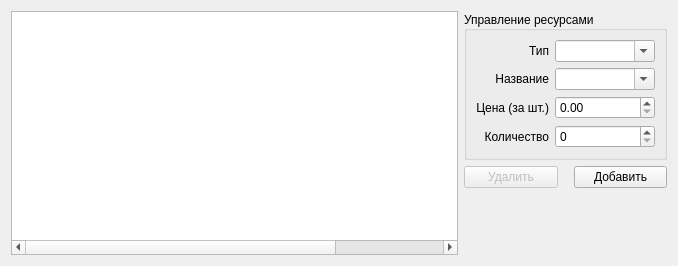
Qt form esupplier.ui (werwolf/ExLibris) before a commit.
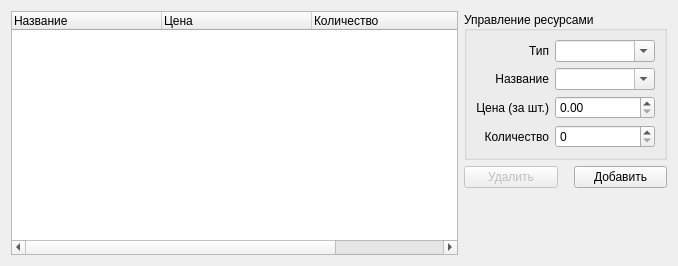
The same form after that commit.

Commit message: click 'add new' item after deleting resource

```diff
--- a/esupplier.ui
+++ b/esupplier.ui
@@ -31,8 +31,11 @@
      <property name="allColumnsShowFocus">
       <bool>false</bool>
      </property>
-     <attribute name="headerVisible">
+     <property name="headerHidden">
       <bool>false</bool>
+     </property>
+     <attribute name="headerVisible">
+      <bool>true</bool>
      </attribute>
      <attribute name="headerCascadingSectionResizes">
       <bool>false</bool>
```
The commit also changes 1 other file.
